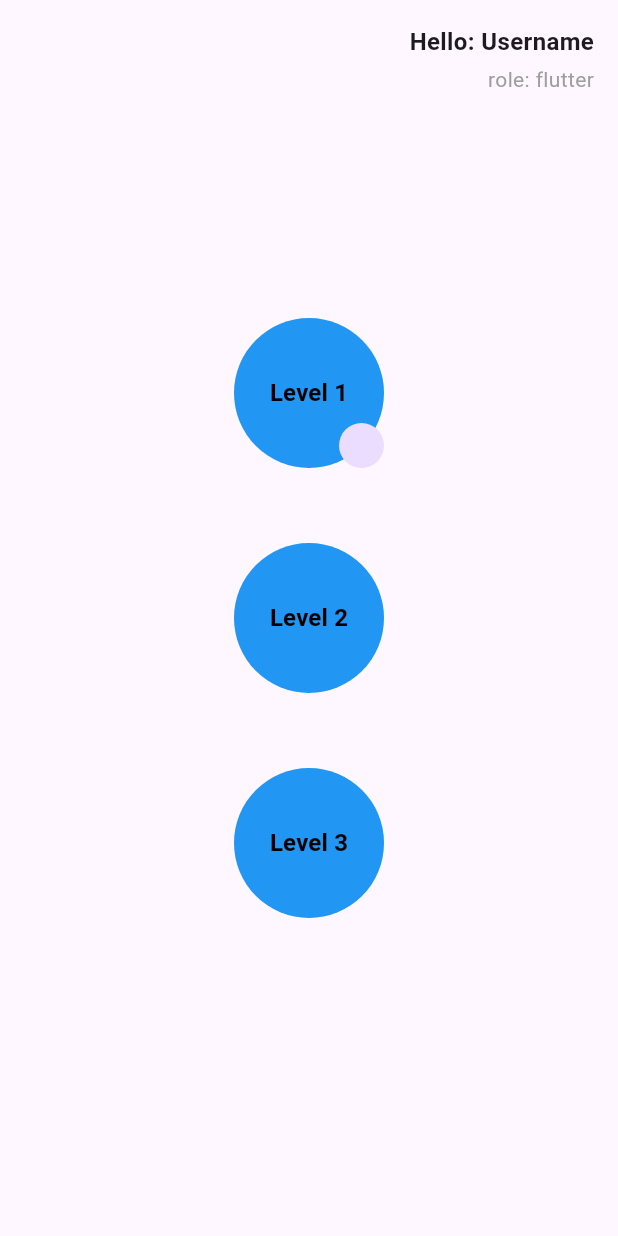
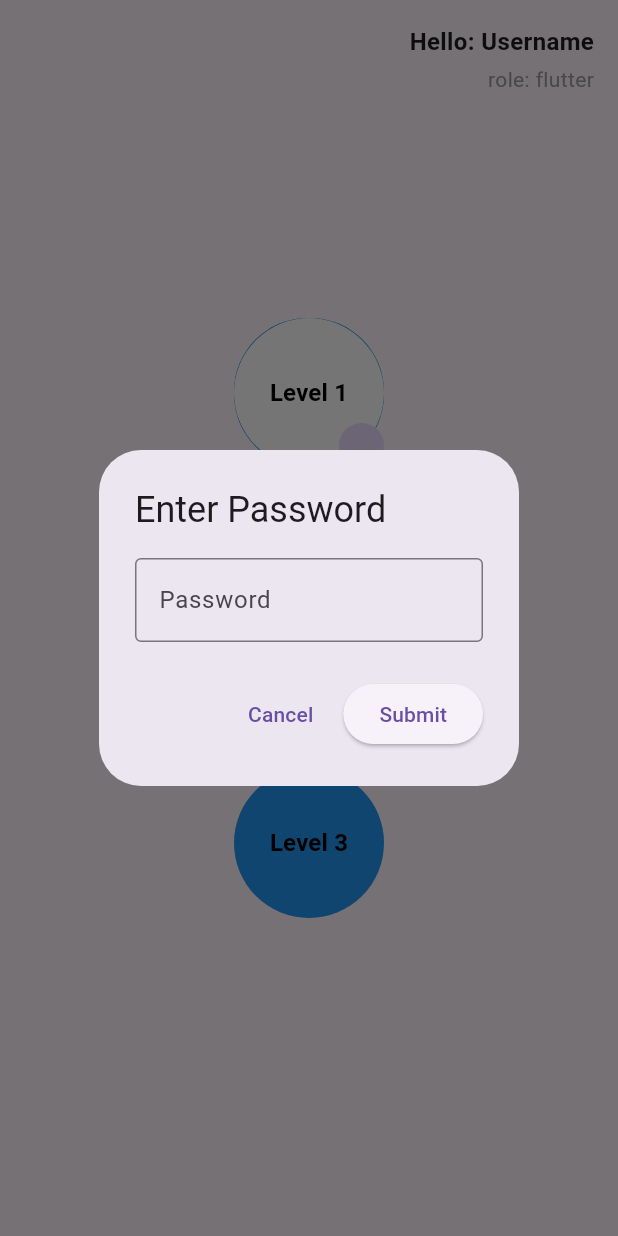
Before and after one commit to Mostafa424-web/work_task, a Flutter app: the HomeScreenView screen opened directly, after a tap on "Level 1", on a phone screen of 412 x 824 dp. Run offline on Flutter 3.47's test engine with Material 3 defaults, Android fonts, the phone set to English and light mode, and no system bars; our stand-ins replace cloud_firestore, firebase_auth, firebase_core, image_picker, qr_flutter; accounts and stored records are empty.

```diff
--- a/lib/bottomnavbar/home.dart
+++ b/lib/bottomnavbar/home.dart
@@ -12,7 +12,7 @@ class _HomeScreenViewState extends State<HomeScreenView> {
       body: Stack(
         children: [
           // Positioned text in the top-right corner
-          Positioned(
+          const Positioned(
             top: 16,
             right: 16,
             child: SafeArea(
@@ -27,7 +27,7 @@ class _HomeScreenViewState extends State<HomeScreenView> {
                       fontWeight: FontWeight.bold,
                     ),
                   ),
-                  const SizedBox(height: 4), // Small space between the texts
+                  SizedBox(height: 4), // Small space between the texts
                   Text(
                     "role: flutter",
                     style: TextStyle(
@@ -57,11 +57,17 @@ class _HomeScreenViewState extends State<HomeScreenView> {
                     GestureDetector(
                       onTap: () {
                         // open alert dialog
+                        showPasswordDialog(context);
                         // enter level password
                       },
-                      child: CircleAvatar(
+                      child: Container(
+                        decoration: BoxDecoration(
+                          color: const Color(0xff0086CC),
+                          borderRadius: BorderRadius.circular(49)
+                        ),
+                        child: const CircleAvatar(
                           radius: 50,
-                        backgroundColor: Colors.blue,
+                          backgroundColor: Colors.white,
                           child: Text(
                             'Level 1',
                             style: TextStyle(
@@ -72,7 +78,8 @@ class _HomeScreenViewState extends State<HomeScreenView> {
                           ),
                         ),
                       ),
-                    Positioned(
+                    ),
+                    const Positioned(
                       right: 0,
                       bottom: 0,
                       child: CircleAvatar(
@@ -87,7 +94,7 @@ class _HomeScreenViewState extends State<HomeScreenView> {
                 const SizedBox(height: 50),
 
                 // Level 2
-                CircleAvatar(
+                const CircleAvatar(
                   radius: 50,
                   backgroundColor: Colors.blue,
                   child: Text(
@@ -100,9 +107,8 @@ class _HomeScreenViewState extends State<HomeScreenView> {
                   ),
                 ),
                 const SizedBox(height: 50),
-
                 // Level 3
-                CircleAvatar(
+                const CircleAvatar(
                   radius: 50,
                   backgroundColor: Colors.blue,
                   child: Text(
@@ -122,3 +128,43 @@ class _HomeScreenViewState extends State<HomeScreenView> {
     );
   }
 }
+
+
+void showPasswordDialog(BuildContext context) {
+  final TextEditingController passwordController = TextEditingController();
+
+  showDialog(
+    context: context,
+    builder: (BuildContext context) {
+      return AlertDialog(
+        title: const Text("Enter Password"),
+        content: TextField(
+          controller: passwordController,
+          obscureText: true,
+          decoration: const InputDecoration(
+            hintText: "Password",
+            border: OutlineInputBorder(),
+          ),
+        ),
+        actions: [
+          TextButton(
+            onPressed: () {
+              // Handle cancel action
+              Navigator.of(context).pop();
+            },
+            child: const Text("Cancel"),
+          ),
+          ElevatedButton(
+            onPressed: () {
+              // Handle password submission
+              final enteredPassword = passwordController.text;
+              Navigator.of(context).pop(); // Close the dialog
+              print("Password entered: $enteredPassword");
+            },
+            child: const Text("Submit"),
+          ),
+        ],
+      );
+    },
+  );
+}
--- a/lib/home_screen/learner_screen.dart
+++ b/lib/home_screen/learner_screen.dart
@@ -12,7 +12,7 @@ class LearnerScreen extends StatelessWidget {
                 leading: const Icon(Icons.person),
                 title: Text(userData!['name'] ?? 'Your Name'),
                 subtitle: Text((userData!['number']).toString() ?? 'N/A'),
-                trailing: Text(userData!['Your Role'] ?? 'Role'),
+                trailing: Text(userData!['role'] ?? 'Role'),
               ),
     );
   }
--- a/lib/main.dart
+++ b/lib/main.dart
@@ -1,8 +1,8 @@
 import 'package:firebase_core/firebase_core.dart';
 import 'package:flutter/material.dart';
-import 'package:works/sign/choose_sign.dart';
 import 'package:works/sign/sign_up.dart';
 
+import 'bottomnavbar/navbar.dart';
 import 'firebase_options.dart';
 
 void main() async{
```
Also changed, not shown: lib/bottomnavbar/attendance.dart (+5 -2 lines), lib/bottomnavbar/navbar.dart (+5 -4 lines), lib/bottomnavbar/settings.dart (+7 -5 lines), lib/sign/choose_sign.dart (deleted, +0 -45 lines), lib/utils/functions.dart (+62 -25 lines). Lines whose indentation alone changed are shown as unchanged.
